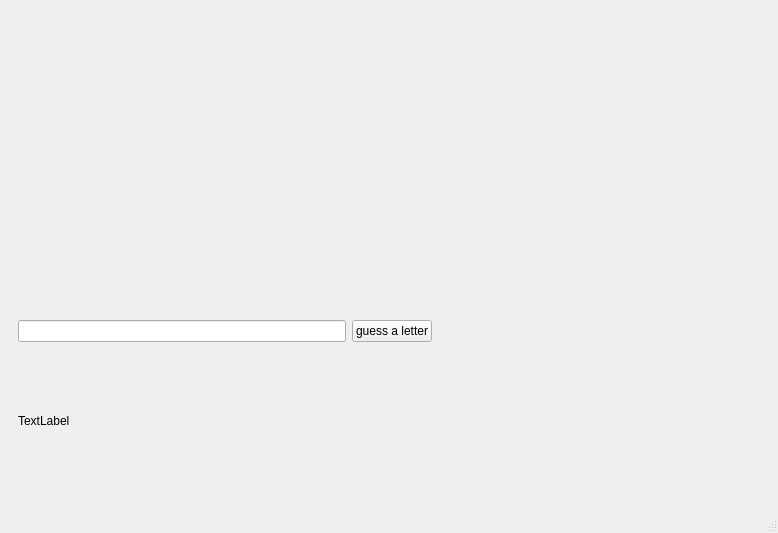
Old version of the form QtHangman/mainwindow.ui in the repository xanderaerts/QtHangman.
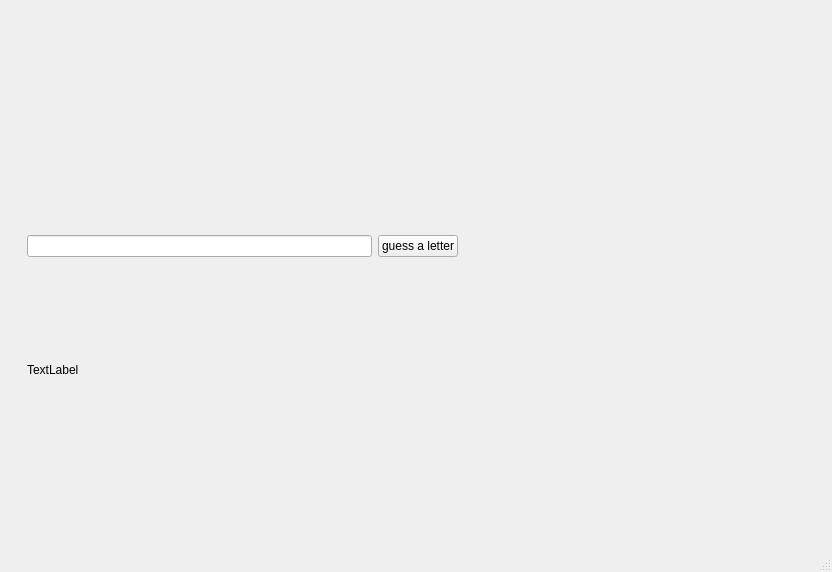
New version of the form.

```diff
--- a/QtHangman/mainwindow.ui
+++ b/QtHangman/mainwindow.ui
@@ -6,16 +6,16 @@
    <rect>
     <x>0</x>
     <y>0</y>
-    <width>778</width>
-    <height>533</height>
+    <width>832</width>
+    <height>572</height>
    </rect>
   </property>
   <property name="windowTitle">
    <string>MainWindow</string>
   </property>
   <widget class="QWidget" name="centralwidget">
-   <layout class="QGridLayout" name="gridLayout">
-    <item row="0" column="0">
+   <layout class="QVBoxLayout" name="verticalLayout_4">
+    <item>
      <widget class="QStackedWidget" name="stackedWidget">
       <property name="currentIndex">
        <number>1</number>
@@ -94,10 +94,18 @@
        </layout>
       </widget>
       <widget class="QWidget" name="page_2">
+       <widget class="QWidget" name="">
+        <property name="geometry">
+         <rect>
+          <x>18</x>
+          <y>6</y>
+          <width>781</width>
+          <height>461</height>
+         </rect>
+        </property>
+        <layout class="QHBoxLayout" name="horizontalLayout_4">
+         <item>
        <layout class="QVBoxLayout" name="verticalLayout_3">
-        <item>
-         <widget class="QWidget" name="widget_hangman" native="true"/>
-        </item>
         <item>
          <layout class="QHBoxLayout" name="horizontalLayout_3">
           <item>
@@ -157,6 +165,12 @@
          </widget>
         </item>
        </layout>
+         </item>
+         <item>
+          <widget class="QWidget" name="widget_hangman" native="true"/>
+         </item>
+        </layout>
+       </widget>
       </widget>
       <widget class="QWidget" name="page_3">
        <widget class="QLabel" name="label_endGame">
@@ -208,7 +222,7 @@
     <rect>
      <x>0</x>
      <y>0</y>
-     <width>778</width>
+     <width>832</width>
      <height>34</height>
     </rect>
    </property>
```
Lines whose indentation alone changed are shown as unchanged.
